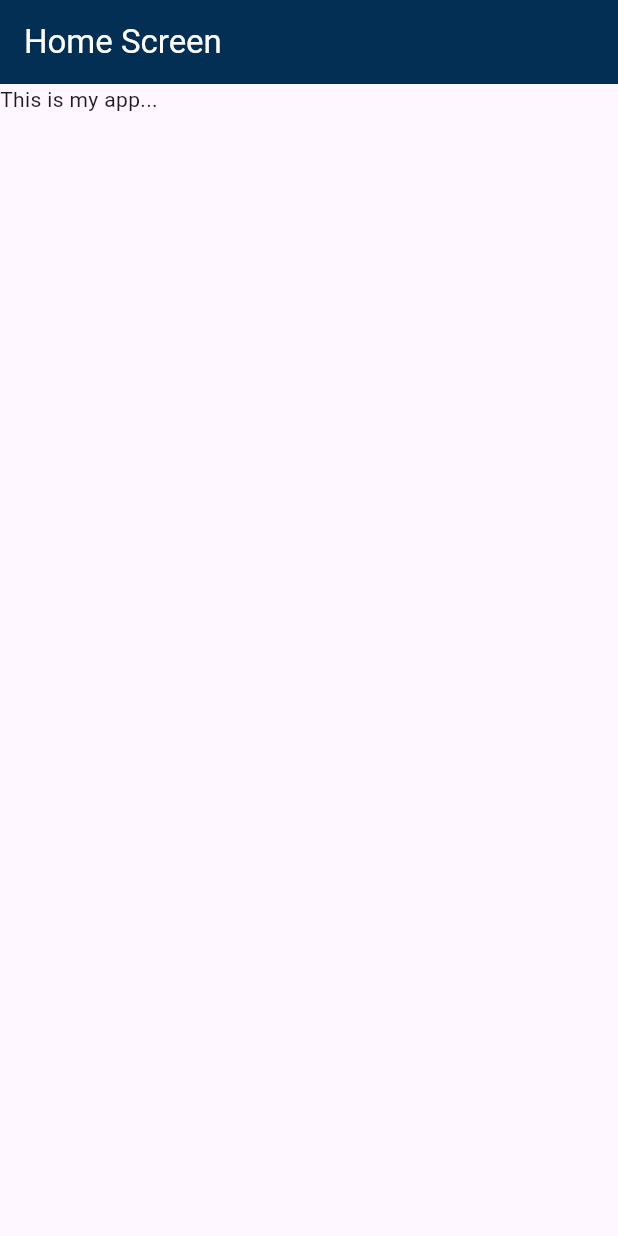
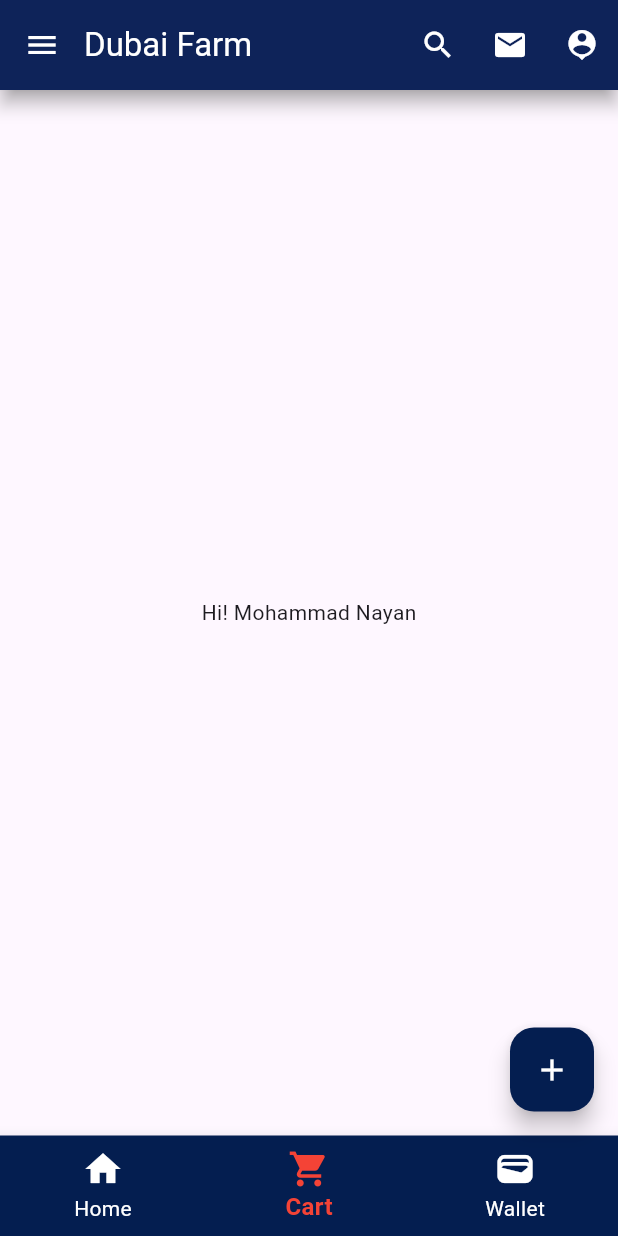
Before and after one commit to devsnayan/my_flutter_app, a Flutter app: the screen it shows after launch, on a phone screen of 412 x 824 dp. Run offline on Flutter 3.47's test engine with Material 3 defaults, Android fonts, the phone set to English and light mode, and no system bars.

Commit message:
Appbar, bottom navigation bar, floating action bar, drawer, etc widgets

```diff
--- a/lib/main.dart
+++ b/lib/main.dart
@@ -11,7 +11,7 @@ class MyApp extends StatelessWidget {
   Widget build(BuildContext context) {
     return const MaterialApp(
       debugShowCheckedModeBanner: false,
-      home: Home(),
+      home: const Home(),
     );
   }
 }
@@ -19,15 +19,161 @@ class MyApp extends StatelessWidget {
 class Home extends StatelessWidget {
   const Home({super.key});
 
+  mySnackMessage(msg, context) {
+    return ScaffoldMessenger.of(context)
+        .showSnackBar(SnackBar(content: Text(msg)));
+  }
+
   @override
   Widget build(BuildContext context) {
     return Scaffold(
       appBar: AppBar(
-        title: const Text("Home Screen"),
-        backgroundColor: const Color.fromARGB(255, 2, 47, 83),
+        title: const Text("Dubai Farm"),
+        backgroundColor: const Color.fromARGB(255, 4, 30, 80),
+        foregroundColor: Colors.white,
+        titleSpacing: 0,
+        centerTitle: false,
+        toolbarHeight: 60,
+        toolbarOpacity: 1.0,
+        elevation: 5,
+        shadowColor: Colors.grey,
+        automaticallyImplyLeading: true,
+        actions: [
+          IconButton(
+              onPressed: () {
+                mySnackMessage("I am Search", context);
+              },
+              icon: Icon(Icons.search)),
+          IconButton(
+              onPressed: () {
+                mySnackMessage("I am Email", context);
+              },
+              icon: Icon(Icons.email)),
+          IconButton(
+              onPressed: () {
+                mySnackMessage("I am Profile", context);
+              },
+              icon: Icon(Icons.person_pin)),
+        ],
+      ),
+      drawer: Drawer(
+        child: ListView(
+          children: [
+            DrawerHeader(
+              padding: EdgeInsets.all(0),
+              margin: EdgeInsets.all(0),
+              decoration: BoxDecoration(
+                color: Color.fromARGB(255, 0, 47, 85), // Dark blue background color
+              ),
+              child: UserAccountsDrawerHeader(
+                margin: EdgeInsets.zero, // Removes default padding
+                decoration: BoxDecoration(
+                  color: Color.fromARGB(255, 0, 47, 85), // Matches DrawerHeader background
+                ),
+                accountName: Text(
+                  "Mohammad Nayan",
+                  style: TextStyle(
+                    color: Colors.white,
+                    fontWeight: FontWeight.bold,
+                  ),
+                ),
+                accountEmail: Text(
+                  "mdnayan@gmail.com",
+                  style: TextStyle(
+                    color: Colors.grey[300],
+                  ),
+                ),
+                currentAccountPicture: CircleAvatar(
+                  radius: 40,
+                  backgroundImage: NetworkImage(
+                    "https://img.freepik.com/free-vector/smiling-young-man-illustration_1308-174669.jpg?t=st=1734031670~exp=1734035270~hmac=0d476fe61e5a1aaf9f47479b375dc4ea94d405451b3d54567a32b666b4ed6221&w=740",
+                  ),
+                ),
+              ),
+            ),
+
+            ListTile(
+              title: Text("Home"),
+              leading: Icon(Icons.home),
+              subtitle: Text("subtitle"),
+              autofocus: true,
+              selected: true,
+              onTap: (){},
+            ),
+            ListTile(
+              title: Text("Products"),
+              leading: Icon(Icons.apple),
+              subtitle: Text("subtitle"),
+              autofocus: true,
+              selected: true,
+              onTap: (){},
+            ),
+            ListTile(
+              title: Text("Contact Us"),
+              leading: Icon(Icons.call),
+              subtitle: Text("subtitle"),
+              autofocus: true,
+              selected: true,
+              onTap: (){},
+            )
+          ],
+        ),
+      ),
+      floatingActionButton: FloatingActionButton(
+        elevation: 10,
+        child: Icon(Icons.add),
+        onPressed: () {
+          mySnackMessage("I am new", context);
+        },
+        backgroundColor: const Color.fromARGB(255, 4, 30, 80),
+        focusColor: Colors.yellow,
+        hoverColor: Colors.green,
+        autofocus: true,
+        mini: false,
         foregroundColor: Colors.white,
       ),
-      body: const Text("This is my app..."),
+      bottomNavigationBar: BottomNavigationBar(
+        items: const [
+          BottomNavigationBarItem(
+            icon: Icon(Icons.home),
+            label: 'Home',
+          ),
+          BottomNavigationBarItem(
+            icon: Icon(Icons.shopping_cart),
+            label: 'Cart',
+          ),
+          BottomNavigationBarItem(
+            icon: Icon(Icons.wallet),
+            label: 'Wallet',
+          ),
+        ],
+        backgroundColor: const Color.fromARGB(255, 4, 30, 80),
+        selectedItemColor: Colors.red,
+        unselectedItemColor: Colors.white,
+        selectedFontSize: 16,
+        unselectedFontSize: 14,
+        iconSize: 28,
+        selectedLabelStyle: const TextStyle(
+          fontWeight: FontWeight.bold,
+
+        ),
+        currentIndex: 1,
+        onTap: (index){
+          if(index==0){
+            mySnackMessage("I am Home", context);
+          }
+          if(index==1){
+            mySnackMessage("I am Shopping Cart", context);
+          }
+          if(index==2){
+            mySnackMessage("I am Wallet", context);
+          }
+        },
+
+      ),
+      body: const Center(
+        child: Text("Hi! Mohammad Nayan"),
+      ),
     );
   }
 }
```
